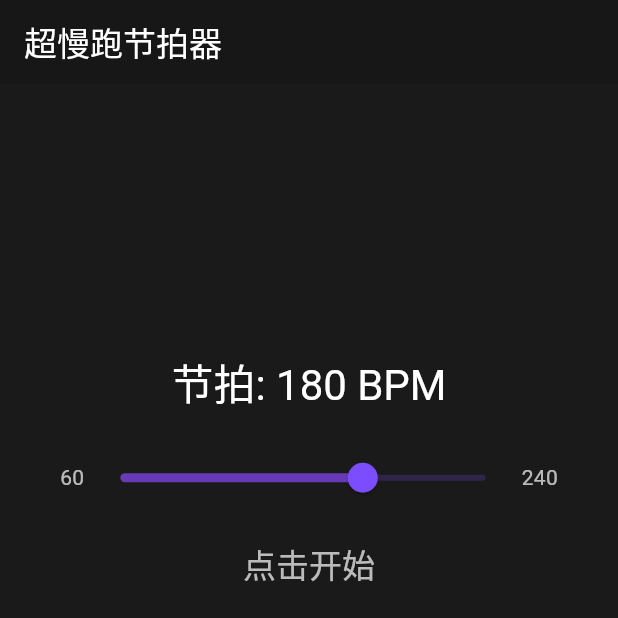
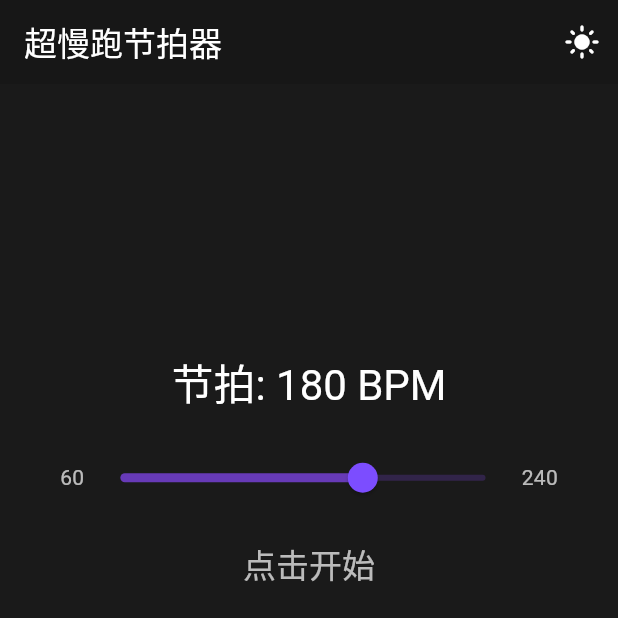
Before and after one commit to sdlyzhuangd/slowmet, a Flutter app: the screen it shows after launch, on a phone screen of 412 x 824 dp, the top half of it. Run offline on Flutter 3.47's test engine with Material 3 defaults, Android fonts, the phone set to English and light mode, and no system bars; our stand-ins replace audioplayers.

Commit message:
增加了可编译发行版本

```diff
--- a/lib/main.dart
+++ b/lib/main.dart
@@ -5,21 +5,35 @@ void main() {
   runApp(const MyApp());
 }
 
-class MyApp extends StatelessWidget {
+class MyApp extends StatefulWidget {
   const MyApp({super.key});
 
-  // This widget is the root of your application.
+  @override
+  State<MyApp> createState() => _MyAppState();
+}
+
+class _MyAppState extends State<MyApp> {
+  bool _isDarkMode = true;
+
+  void toggleTheme() {
+    setState(() {
+      _isDarkMode = !_isDarkMode;
+    });
+  }
+
   @override
   Widget build(BuildContext context) {
     return MaterialApp(
       title: 'Flutter Demo',
+      themeMode: _isDarkMode ? ThemeMode.dark : ThemeMode.light,
       theme: ThemeData(
-        colorScheme: ColorScheme.dark(
+        // 亮色主题
+        colorScheme: ColorScheme.light(
           primary: Colors.deepPurple,
           secondary: Colors.deepPurpleAccent,
-          background: const Color(0xFF1A1A1A), // 深色背景
+          background: Colors.white,
         ),
-        scaffoldBackgroundColor: const Color(0xFF1A1A1A), // 页面背景色
+        scaffoldBackgroundColor: Colors.white,
         useMaterial3: true,
         sliderTheme: SliderThemeData(
           activeTrackColor: Colors.deepPurple,
@@ -27,24 +41,41 @@ class MyApp extends StatelessWidget {
           inactiveTrackColor: Colors.deepPurple.withOpacity(0.3),
         ),
       ),
-      home: const MyHomePage(title: '超慢跑节拍器'),
+      darkTheme: ThemeData(
+        // 暗色主题
+        colorScheme: ColorScheme.dark(
+          primary: Colors.deepPurple,
+          secondary: Colors.deepPurpleAccent,
+          background: const Color(0xFF1A1A1A),
+        ),
+        scaffoldBackgroundColor: const Color(0xFF1A1A1A),
+        useMaterial3: true,
+        sliderTheme: SliderThemeData(
+          activeTrackColor: Colors.deepPurple,
+          thumbColor: Colors.deepPurpleAccent,
+          inactiveTrackColor: Colors.deepPurple.withOpacity(0.3),
+        ),
+      ),
+      home: MyHomePage(
+        title: '超慢跑节拍器',
+        onThemeToggle: toggleTheme,
+        isDarkMode: _isDarkMode,
+      ),
     );
   }
 }
 
 class MyHomePage extends StatefulWidget {
-  const MyHomePage({super.key, required this.title});
-
-  // This widget is the home page of your application. It is stateful, meaning
-  // that it has a State object (defined below) that contains fields that affect
-  // how it looks.
-
-  // This class is the configuration for the state. It holds the values (in this
-  // case the title) provided by the parent (in this case the App widget) and
-  // used by the build method of the State. Fields in a Widget subclass are
-  // always marked "final".
+  const MyHomePage({
+    super.key,
+    required this.title,
+    required this.onThemeToggle,
+    required this.isDarkMode,
+  });
 
   final String title;
+  final VoidCallback onThemeToggle;
+  final bool isDarkMode;
 
   @override
   State<MyHomePage> createState() => _MyHomePageState();
@@ -107,28 +138,37 @@ class _MyHomePageState extends State<MyHomePage> {
 
   // 添加一个构建拍号指示器的方法
   Widget _buildBeatIndicator() {
+    final isDark = Theme.of(context).brightness == Brightness.dark;
     return Container(
       padding: const EdgeInsets.all(20),
       decoration: BoxDecoration(
-        color: Colors.black26,
+        color: isDark ? Colors.black26 : Colors.grey.shade200,
         borderRadius: BorderRadius.circular(20),
       ),
       child: Row(
         mainAxisSize: MainAxisSize.min,
         children: [
-          // 第一拍指示器
-          Container(
+          _buildBeatLight(0, Colors.red),
+          const SizedBox(width: 20),
+          _buildBeatLight(1, Colors.green),
+        ],
+      ),
+    );
+  }
+
+  Widget _buildBeatLight(int beat, Color color) {
+    final isDark = Theme.of(context).brightness == Brightness.dark;
+    final isActive = beatCount == beat && isPlaying;
+    return Container(
       width: 60,
       height: 60,
       decoration: BoxDecoration(
         shape: BoxShape.circle,
-              color: beatCount == 0 && isPlaying
-                  ? Colors.red
-                  : Colors.red.withOpacity(0.2),
-              boxShadow: beatCount == 0 && isPlaying
+        color: isActive ? color : color.withOpacity(isDark ? 0.2 : 0.1),
+        boxShadow: isActive
             ? [
                 BoxShadow(
-                        color: Colors.red.withOpacity(0.5),
+                  color: color.withOpacity(0.5),
                   blurRadius: 20,
                   spreadRadius: 2,
                 )
@@ -137,57 +177,31 @@ class _MyHomePageState extends State<MyHomePage> {
       ),
       child: Center(
         child: Text(
-                '1',
+          '${beat + 1}',
           style: TextStyle(
-                  color: Colors.white,
+            color: isDark ? Colors.white : Colors.black87,
             fontSize: 24,
             fontWeight: FontWeight.bold,
           ),
         ),
-            ),
-          ),
-          const SizedBox(width: 20),
-          // 第二拍指示器
-          Container(
-            width: 60,
-            height: 60,
-            decoration: BoxDecoration(
-              shape: BoxShape.circle,
-              color: beatCount == 1 && isPlaying
-                  ? Colors.green
-                  : Colors.green.withOpacity(0.2),
-              boxShadow: beatCount == 1 && isPlaying
-                  ? [
-                      BoxShadow(
-                        color: Colors.green.withOpacity(0.5),
-                        blurRadius: 20,
-                        spreadRadius: 2,
-                      )
-                    ]
-                  : null,
-            ),
-            child: Center(
-              child: Text(
-                '2',
-                style: TextStyle(
-                  color: Colors.white,
-                  fontSize: 24,
-                  fontWeight: FontWeight.bold,
-                ),
-              ),
-            ),
-          ),
-        ],
       ),
     );
   }
 
   @override
   Widget build(BuildContext context) {
+    final isDark = Theme.of(context).brightness == Brightness.dark;
     return Scaffold(
       appBar: AppBar(
-        backgroundColor: Colors.black12,
+        backgroundColor: isDark ? Colors.black12 : Colors.white,
         title: Text(widget.title),
+        actions: [
+          // 修改主题切换按钮
+          IconButton(
+            icon: Icon(isDark ? Icons.light_mode : Icons.dark_mode),
+            onPressed: widget.onThemeToggle,
+          ),
+        ],
       ),
       body: Center(
         child: Column(
@@ -196,7 +210,7 @@ class _MyHomePageState extends State<MyHomePage> {
             Text(
               '节拍: ${bpm.toInt()} BPM',
               style: Theme.of(context).textTheme.headlineMedium?.copyWith(
-                color: Colors.white,
+                color: isDark ? Colors.white : Colors.black87,
               ),
             ),
             const SizedBox(height: 20),
@@ -205,7 +219,11 @@ class _MyHomePageState extends State<MyHomePage> {
               padding: const EdgeInsets.symmetric(horizontal: 40),
               child: Row(
                 children: [
-                  Text('60', style: TextStyle(color: Colors.white70)),
+                  Text('60',
+                    style: TextStyle(
+                      color: isDark ? Colors.white70 : Colors.black54
+                    )
+                  ),
                   Expanded(
                     child: Slider(
                       value: bpm,
@@ -219,7 +237,11 @@ class _MyHomePageState extends State<MyHomePage> {
                       },
                     ),
                   ),
-                  Text('240', style: TextStyle(color: Colors.white70)),
+                  Text('240',
+                    style: TextStyle(
+                      color: isDark ? Colors.white70 : Colors.black54
+                    )
+                  ),
                 ],
               ),
             ),
@@ -227,7 +249,7 @@ class _MyHomePageState extends State<MyHomePage> {
             Text(
               isPlaying ? '节拍器运行中' : '点击开始',
               style: Theme.of(context).textTheme.titleLarge?.copyWith(
-                color: Colors.white70,
+                color: isDark ? Colors.white70 : Colors.black54,
               ),
             ),
             const SizedBox(height: 40),
@@ -237,7 +259,7 @@ class _MyHomePageState extends State<MyHomePage> {
               '每小节2拍\n以二分音符为单位\n红色为重拍，绿色为轻拍',
               textAlign: TextAlign.center,
               style: Theme.of(context).textTheme.titleMedium?.copyWith(
-                color: Colors.white60,
+                color: isDark ? Colors.white60 : Colors.black45,
               ),
             ),
           ],
```
Also changed, not shown: 1 other file. Lines whose indentation alone changed are shown as unchanged.
